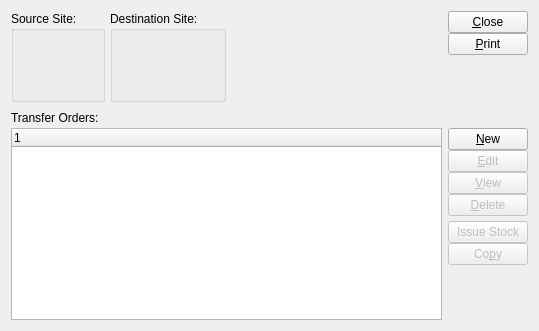
Qt form xtuple/trunk/guiclient/transferOrders.ui (WooodHead/xtuple) before a commit.
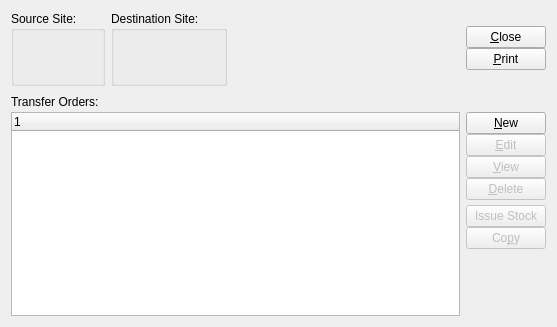
The same form after that commit. Custom widgets are drawn as their Qt base class.

Commit message: issue #7264:  Layout tweaks to transfer order windows.

```diff
--- a/xtuple/trunk/guiclient/transferOrders.ui
+++ b/xtuple/trunk/guiclient/transferOrders.ui
@@ -5,20 +5,17 @@
    <rect>
     <x>0</x>
     <y>0</y>
-    <width>539</width>
-    <height>331</height>
+    <width>557</width>
+    <height>327</height>
    </rect>
   </property>
   <property name="windowTitle" >
    <string>List Transfer Orders</string>
   </property>
   <widget class="QWidget" name="widget" >
-   <layout class="QVBoxLayout" >
-    <item>
+   <layout class="QGridLayout" >
+    <item row="0" column="0" >
      <layout class="QHBoxLayout" >
-      <property name="spacing" >
-       <number>5</number>
-      </property>
       <item>
        <layout class="QVBoxLayout" >
         <item>
@@ -42,23 +39,20 @@
        </layout>
       </item>
       <item>
-       <layout class="QHBoxLayout" >
-        <property name="spacing" >
-         <number>0</number>
-        </property>
-        <item>
          <spacer>
           <property name="orientation" >
            <enum>Qt::Horizontal</enum>
           </property>
           <property name="sizeHint" >
            <size>
-            <width>0</width>
-            <height>20</height>
+          <width>16</width>
+          <height>75</height>
            </size>
           </property>
          </spacer>
         </item>
+      <item>
+       <layout class="QVBoxLayout" >
         <item>
          <layout class="QVBoxLayout" >
           <property name="spacing" >
@@ -78,13 +72,15 @@
             </property>
            </widget>
           </item>
+         </layout>
+        </item>
           <item>
            <spacer>
             <property name="orientation" >
              <enum>Qt::Vertical</enum>
             </property>
             <property name="sizeType" >
-             <enum>QSizePolicy::Expanding</enum>
+           <enum>QSizePolicy::Preferred</enum>
             </property>
             <property name="sizeHint" >
              <size>
@@ -98,9 +94,7 @@
         </item>
        </layout>
       </item>
-     </layout>
-    </item>
-    <item>
+    <item row="1" column="0" >
      <layout class="QVBoxLayout" >
       <property name="spacing" >
        <number>0</number>
```
Lines whose indentation alone changed are shown as unchanged.
